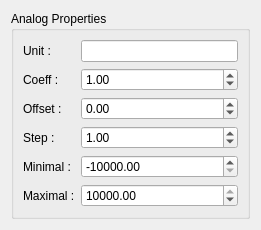
The window that data/formanalogproperties.ui (calaos/calaos_installer) describes before a commit, drawn with Qt 5.
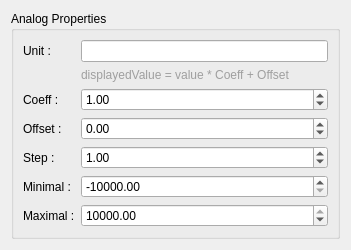
The same window after the commit.

Commit message: Fix wago analog UI

Patch:
```diff
--- a/data/formanalogproperties.ui
+++ b/data/formanalogproperties.ui
@@ -6,10 +6,16 @@
    <rect>
     <x>0</x>
     <y>0</y>
-    <width>261</width>
-    <height>226</height>
+    <width>351</width>
+    <height>246</height>
    </rect>
   </property>
+  <property name="sizePolicy">
+   <sizepolicy hsizetype="Minimum" vsizetype="Minimum">
+    <horstretch>0</horstretch>
+    <verstretch>0</verstretch>
+   </sizepolicy>
+  </property>
   <property name="windowTitle">
    <string>Form</string>
   </property>
@@ -30,14 +36,14 @@
       <item row="0" column="1">
        <widget class="QLineEdit" name="edit_unit"/>
       </item>
-      <item row="1" column="0">
+      <item row="2" column="0">
        <widget class="QLabel" name="label_2">
         <property name="text">
          <string>Coeff :</string>
         </property>
        </widget>
       </item>
-      <item row="1" column="1">
+      <item row="2" column="1">
        <widget class="QDoubleSpinBox" name="spin_coeff">
         <property name="minimum">
          <double>-10000.000000000000000</double>
@@ -53,14 +59,14 @@
         </property>
        </widget>
       </item>
-      <item row="2" column="0">
+      <item row="3" column="0">
        <widget class="QLabel" name="label_3">
         <property name="text">
          <string>Offset :</string>
         </property>
        </widget>
       </item>
-      <item row="2" column="1">
+      <item row="3" column="1">
        <widget class="QDoubleSpinBox" name="spin_offset">
         <property name="minimum">
          <double>-10000.000000000000000</double>
@@ -76,14 +82,14 @@
         </property>
        </widget>
       </item>
-      <item row="3" column="0">
+      <item row="4" column="0">
        <widget class="QLabel" name="label_step">
         <property name="text">
          <string>Step :</string>
         </property>
        </widget>
       </item>
-      <item row="3" column="1">
+      <item row="4" column="1">
        <widget class="QDoubleSpinBox" name="spin_step">
         <property name="minimum">
          <double>-10000.000000000000000</double>
@@ -99,14 +105,14 @@
         </property>
        </widget>
       </item>
-      <item row="4" column="0">
+      <item row="5" column="0">
        <widget class="QLabel" name="label_min">
         <property name="text">
          <string>Minimal :</string>
         </property>
        </widget>
       </item>
-      <item row="4" column="1">
+      <item row="5" column="1">
        <widget class="QDoubleSpinBox" name="spin_min">
         <property name="minimum">
          <double>-10000.000000000000000</double>
@@ -122,14 +128,14 @@
         </property>
        </widget>
       </item>
-      <item row="5" column="0">
+      <item row="6" column="0">
        <widget class="QLabel" name="label_max">
         <property name="text">
          <string>Maximal :</string>
         </property>
        </widget>
       </item>
-      <item row="5" column="1">
+      <item row="6" column="1">
        <widget class="QDoubleSpinBox" name="spin_max">
         <property name="maximum">
          <double>10000.000000000000000</double>
@@ -139,6 +145,13 @@
         </property>
        </widget>
       </item>
+      <item row="1" column="1">
+       <widget class="QLabel" name="label_4">
+        <property name="text">
+         <string>&lt;html&gt;&lt;head/&gt;&lt;body&gt;&lt;p&gt;&lt;span style=&quot; color:#9f9f9f;&quot;&gt;displayedValue = value * Coeff + Offset&lt;/span&gt;&lt;/p&gt;&lt;/body&gt;&lt;/html&gt;</string>
+        </property>
+       </widget>
+      </item>
      </layout>
     </widget>
    </item>
```
The commit also changes 5 other files.
